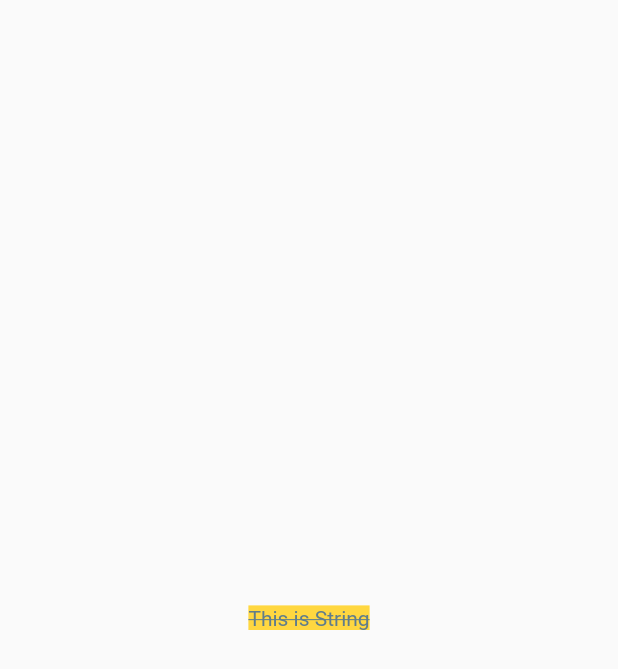
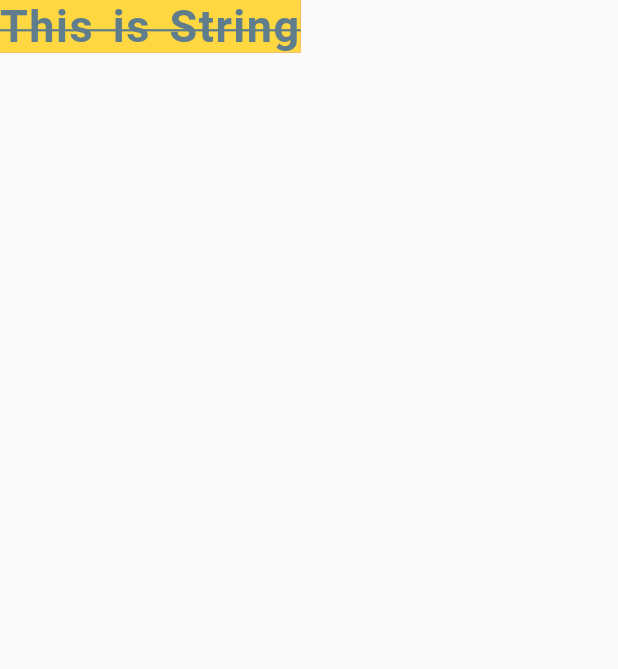
Before and after one commit to Peacefire1/flutter, a Flutter app: the screen it shows after launch, on a phone screen of 412 x 824 dp. Shown: the top 669 px of the screen. Run offline on Flutter 3.47's test engine with Material 2 defaults, Android fonts, the phone set to English and light mode, and no system bars.

Commit message:
Center and Padding, ColoredBox
git add .

```diff
--- a/lib/home_page.dart
+++ b/lib/home_page.dart
@@ -4,15 +4,57 @@ class HomePage extends StatelessWidget {
   @override
   Widget build(BuildContext context) {
     return Scaffold(
-      body: Center(
+      body: ColoredBox(
+        color: Colors.red,
         child: Text(
           "This is String",
           style: TextStyle(
-              backgroundColor: Colors.amberAccent,
-              color: Colors.blueGrey,
-              decoration: TextDecoration.lineThrough),
+            backgroundColor: Colors.amberAccent,
+            color: Colors.blueGrey,
+            decoration: TextDecoration.lineThrough,
+            fontSize: 30,
+            fontWeight: FontWeight.bold,
+            letterSpacing: 1,
+            wordSpacing: 4,
+          ),
+          textAlign: TextAlign.center,
         ),
       ),
     );
+    // return Scaffold(
+    //   body: Padding(
+    //     padding: EdgeInsets.only(top: 100, left: 100),
+    //     // padding: EdgeInsets.all(100),
+    //     child: Text(
+    //       "This is String",
+    //       style: TextStyle(
+    //         backgroundColor: Colors.amberAccent,
+    //         color: Colors.blueGrey,
+    //         decoration: TextDecoration.lineThrough,
+    //         fontSize: 30,
+    //         fontWeight: FontWeight.bold,
+    //         letterSpacing: 1,
+    //         wordSpacing: 4,
+    //       ),
+    //     ),
+    //   ),
+    // );
+    // return Scaffold(
+    //   body: Center(
+    //     heightFactor: 10.5,
+    //     child: Text(
+    //       "This is String",
+    //       style: TextStyle(
+    //         backgroundColor: Colors.amberAccent,
+    //         color: Colors.blueGrey,
+    //         decoration: TextDecoration.lineThrough,
+    //         fontSize: 30,
+    //         fontWeight: FontWeight.bold,
+    //         letterSpacing: 1,
+    //         wordSpacing: 4,
+    //       ),
+    //     ),
+    //   ),
+    // );
   }
 }
```
